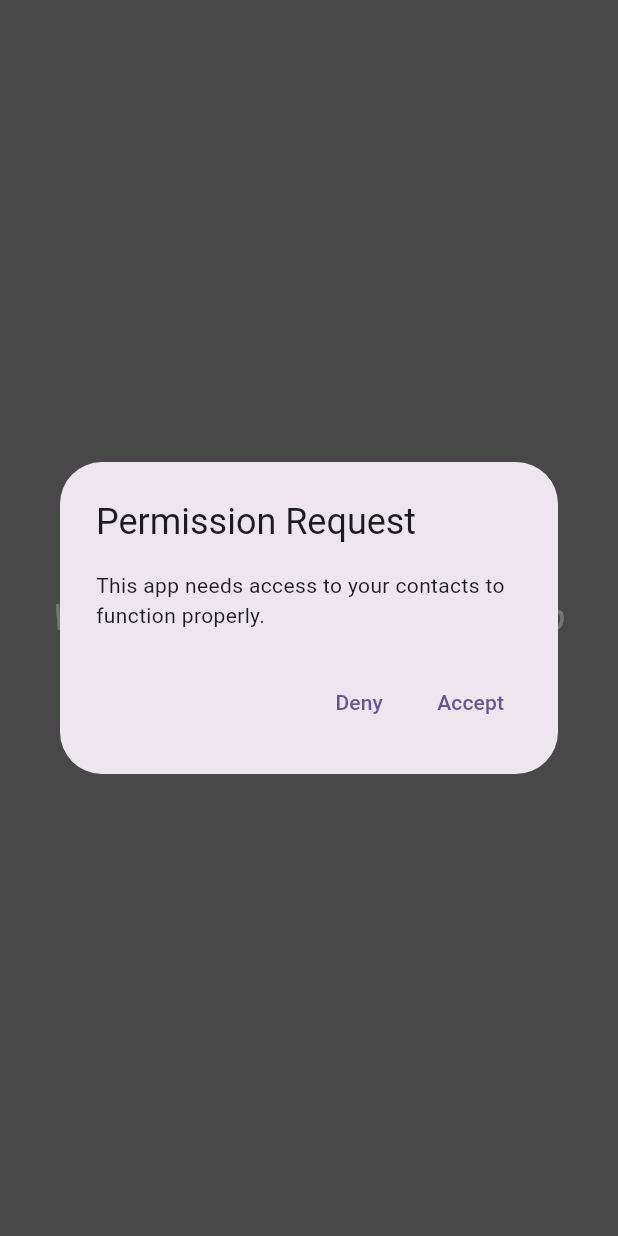
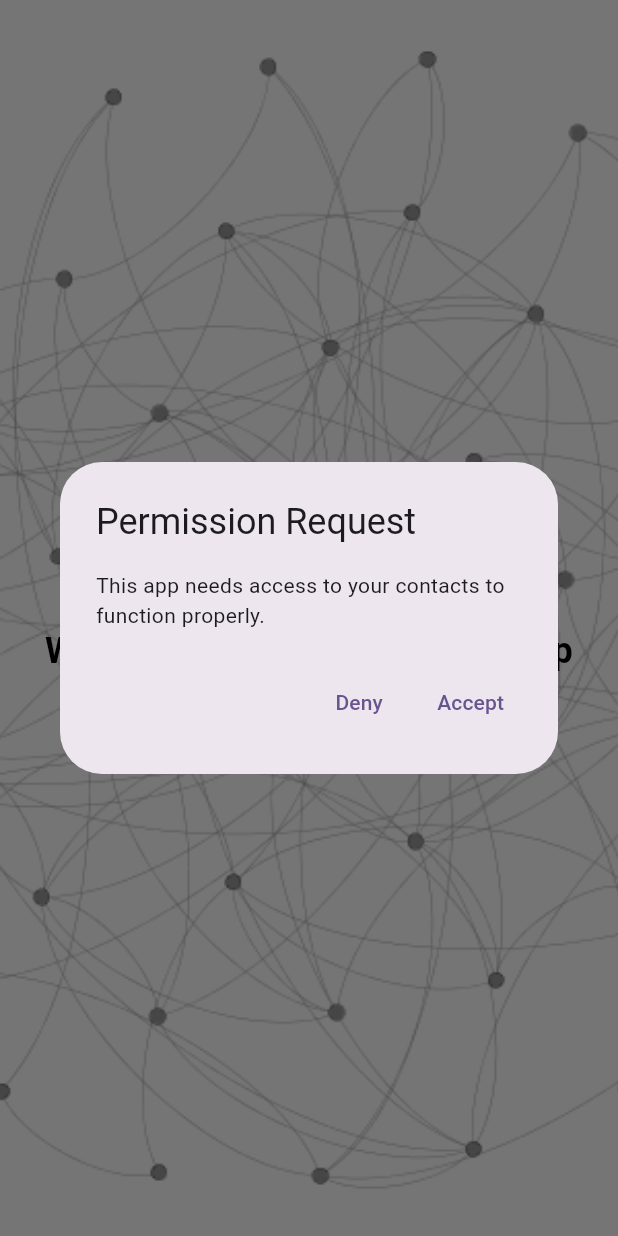
Before and after one commit to mkfarouk/grad_phase1, a Flutter app: the screen it shows after launch, on a phone screen of 412 x 824 dp. Run offline on Flutter 3.47's test engine with Material 3 defaults, Android fonts, the phone set to English and light mode, and no system bars; our stand-ins replace flutter_contacts.

Commit message:
edited UI and handled denying permission

```diff
--- a/lib/View/Screens/landing.dart
+++ b/lib/View/Screens/landing.dart
@@ -1,8 +1,8 @@
 import 'package:flutter/material.dart';
+import 'dart:io'; // Import this to use exit(0)
 import '../../Controller/fetchContactsHandler.dart';
 import '../Widgets/permissionDialog.dart';
 import 'home.dart';
-
 
 class LandingScreen extends StatefulWidget {
   const LandingScreen({Key? key}) : super(key: key);
@@ -17,8 +17,8 @@ class _LandingScreenState extends State<LandingScreen> {
   @override
   void initState() {
     super.initState();
-    // Show the permission dialog after a delay of 2 seconds
-    Future.delayed(const Duration(seconds: 2), _showPermissionDialog);
+    // Show the permission dialog after a delay of 3 seconds
+    Future.delayed(const Duration(seconds: 3), _showPermissionDialog);
   }
 
   void _showPermissionDialog() {
@@ -47,25 +47,74 @@ class _LandingScreenState extends State<LandingScreen> {
     }
   }
 
+  // Handle when the permission is denied
   void _handlePermissionDenied() {
-    ScaffoldMessenger.of(context).showSnackBar(
-      const SnackBar(
-        content: Text('You denied access to contacts, please reconsider.'),
-      ),
+    // Show the dialog asking the user to reconsider or close the app
+    showDialog(
+      context: context,
+      builder: (BuildContext context) {
+        return AlertDialog(
+          title: const Text('Permission Denied'),
+          content: const Text(
+            'This app requires permission to access contacts. Do you want to reconsider or close the app?',
+          ),
+          actions: [
+            TextButton(
+              onPressed: () {
+                // Show the original permission dialog again if "Reconsider" is pressed
+                Navigator.pop(context); // Close this dialog
+                _showPermissionDialog(); // Show the permission dialog again
+              },
+              child: const Text('Reconsider'),
+            ),
+            TextButton(
+              onPressed: () {
+                // Close the app if "Close App" is pressed
+                Navigator.pop(context); // Close this dialog
+                exit(0); // Close the app
+              },
+              child: const Text('Close App'),
+            ),
+          ],
+        );
+      },
     );
   }
 
   @override
   Widget build(BuildContext context) {
-    return const Scaffold(
-      backgroundColor: Colors.grey,
-      body: Center(
-        child: Text(
-          'Welcome to Social Network App',
-          style: TextStyle(
-            fontStyle: FontStyle.italic,
-            fontSize: 24,
-            color: Colors.white,
+    return Scaffold(
+      body: Container(
+        decoration: BoxDecoration(
+          image: DecorationImage(
+            image: AssetImage('assets/images/nodes_image2.png'), // Replace with your image path
+            fit: BoxFit.cover,  // Adjust the image to cover the screen
+          ),
+        ),
+        child: Center(
+          child: Column(
+            mainAxisAlignment: MainAxisAlignment.center,
+            children: [
+              const Icon(
+                Icons.people,
+                size: 80,
+                color: Colors.black,
+              ),
+              const SizedBox(height: 20),
+              const Text(
+                'Welcome to Social Network App',
+                textAlign: TextAlign.center,
+                style: TextStyle(
+                  fontSize: 24,
+                  fontWeight: FontWeight.w600,
+                  color: Colors.black,
+                ),
+              ),
+              const SizedBox(height: 20),
+              const CircularProgressIndicator(
+                color: Colors.black,
+              ),
+            ],
           ),
         ),
       ),
```
Also changed, not shown: lib/View/Screens/home.dart (+28 -5 lines), lib/View/Widgets/CircleLayout.dart (+20 -10 lines), pubspec.yaml (+5 -3 lines), assets/images/nodes_image2.png (added).
